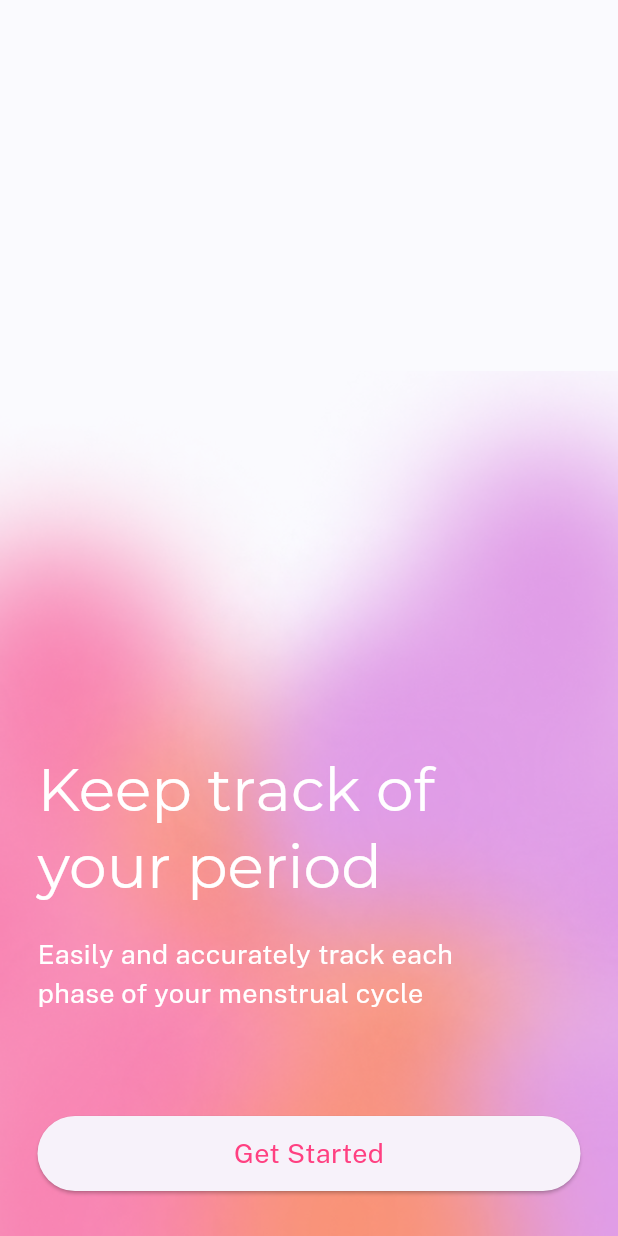
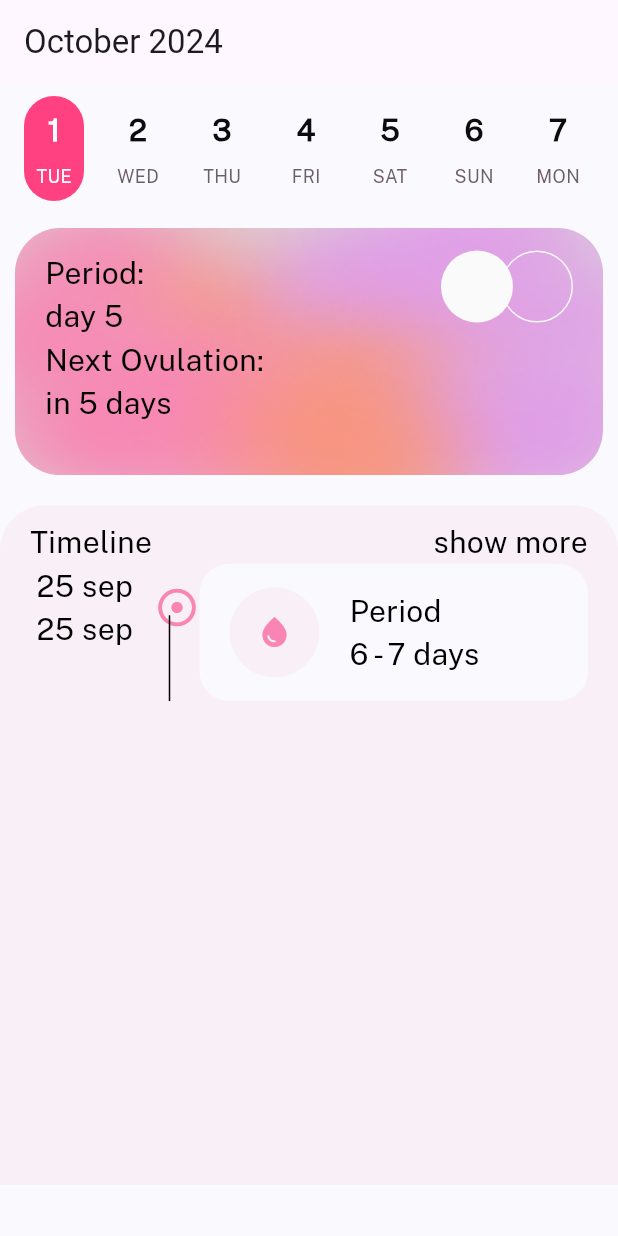
Before and after one commit to roheeth-py/femm., a Flutter app: the screen it shows after launch, after a tap on "Get Started", on a phone screen of 412 x 824 dp. Run offline on Flutter 3.47's test engine with Material 3 defaults, Android fonts, the phone set to English and light mode, and no system bars; drawn by our look-alikes of easy_date_timeline, timeline_tile; project files that could hold a hidden picture were left out.

Commit message:
fix timeline

```diff
--- a/lib/main.dart
+++ b/lib/main.dart
@@ -1,35 +1,56 @@
 import 'package:femm/screens/splash_screen.dart';
 import 'package:flutter/material.dart';
+import 'package:flutter/services.dart';
 
-void main() {
-  runApp(
-    MaterialApp(
-      theme: ThemeData(
+ThemeData theme = ThemeData(
   scaffoldBackgroundColor: const Color(0xFFFAFAFE),
+  primaryTextTheme: const TextTheme().copyWith(
+      bodyLarge:  const TextStyle(
+        fontFamily: "Public sans",
+        fontSize: 20,
+        color: Colors.white,
+      ),
+      bodyMedium:  const TextStyle(
+        fontFamily: "Public sans",
+        fontSize: 18,
+        color: Colors.black,
+      ),
+      bodySmall: const TextStyle(
+        fontFamily: "Public sans",
+        fontStyle: FontStyle.normal,
+        fontSize: 16,
+        color: Colors.white,
+      ),
+  ),
   textTheme: const TextTheme().copyWith(
-          titleLarge: const TextStyle(
+    displayLarge: const TextStyle(
       fontFamily: "montserrat",
       fontSize: 40,
       color: Colors.white,
     ),
     bodyLarge:  const TextStyle(
       fontFamily: "Public sans",
-            fontSize: 40,
+      fontSize: 38,
       color: Colors.white,
     ),
     bodyMedium:  const TextStyle(
       fontFamily: "Public sans",
-            fontSize: 18,
-            color: Colors.white,
+      fontSize: 20,
+      color: Colors.black,
     ),
     bodySmall: const TextStyle(
       fontFamily: "Public sans",
       fontStyle: FontStyle.normal,
-            fontSize: 14,
+      fontSize: 16,
       color: Colors.white,
     ),
   ),
-      ),
+);
+
+void main() {
+  runApp(
+    MaterialApp(
+      theme: theme,
       home: const Femm(),
     ),
   );
--- /dev/null
+++ b/lib/screens/main_screen.dart
@@ -0,0 +1,146 @@
+import 'package:femm/widgets/main_screen/timeline.dart';
+import 'package:flutter/material.dart';
+import 'package:intl/intl.dart';
+import 'package:easy_date_timeline/easy_date_timeline.dart';
+import 'package:timeline_tile/timeline_tile.dart';
+
+class MainScreen extends StatefulWidget {
+  const MainScreen({super.key});
+
+  @override
+  State<MainScreen> createState() => _MainScreenState();
+}
+
+class _MainScreenState extends State<MainScreen> {
+  var _selectedDate = DateTime.now();
+
+  String get monthName {
+    String format = DateFormat("MMMM y").format(_selectedDate);
+    return format;
+  }
+
+  @override
+  Widget build(BuildContext context) {
+    final width = MediaQuery.of(context).size.width; //411
+    final height = MediaQuery.of(context).size.height; //890
+    return Scaffold(
+      appBar: AppBar(
+        title: Text(monthName),
+      ),
+      body: Column(
+        children: [
+          EasyDateTimeLine(
+            initialDate: DateTime.now(),
+            onDateChange: (selectedDate) {
+              setState(() {
+                _selectedDate = selectedDate;
+              });
+            },
+            activeColor: Colors.pinkAccent,
+            dayProps: const EasyDayProps(
+              width: 40,
+              height: 70,
+              activeDayStyle: DayStyle(
+                borderRadius: 32.0,
+              ),
+              dayStructure: DayStructure.dayNumDayStr,
+              todayStyle: DayStyle(
+                borderRadius: 32,
+              ),
+              inactiveDayStyle: DayStyle(
+                  borderRadius: 32,
+                  decoration: BoxDecoration(color: Colors.transparent)),
+            ),
+            headerProps: const EasyHeaderProps(
+              showHeader: false,
+            ),
+            timeLineProps: const EasyTimeLineProps(
+              hPadding: 16.0, // padding from left and right
+              separatorPadding: 16.0, // padding between days
+            ),
+          ),
+          const SizedBox(
+            height: 10,
+          ),
+          Container(
+            clipBehavior: Clip.hardEdge,
+            decoration: BoxDecoration(
+              borderRadius: BorderRadius.circular(30),
+              image: const DecorationImage(
+                fit: BoxFit.fill,
+                image: AssetImage(
+                  "asset/images/card_grad.png",
+                ),
+              ),
+            ),
+            margin: const EdgeInsets.only(left: 10, right: 10, bottom: 20),
+            padding: const EdgeInsets.symmetric(horizontal: 20, vertical: 15),
+            height: height * 0.20,
+            width: width,
+            child: Row(
+              mainAxisAlignment: MainAxisAlignment.spaceBetween,
+              crossAxisAlignment: CrossAxisAlignment.start,
+              children: [
+                Column(
+                  crossAxisAlignment: CrossAxisAlignment.start,
+                  children: [
+                    Text("Period:"),
+                    Text("day 5"),
+                    Text("Next Ovulation:"),
+                    Text("in 5 days"),
+                  ],
+                ),
+                Stack(
+                  clipBehavior: Clip.none,
+                  children: [
+                    Container(
+                      height: 48,
+                      width: 48,
+                      decoration: BoxDecoration(
+                          borderRadius: BorderRadius.circular(50),
+                          border: Border.all(
+                            color: Color(0xFFfafafa),
+                          )),
+                    ),
+                    Positioned(
+                      right: 40,
+                      child: Container(
+                        height: 48,
+                        width: 48,
+                        decoration: BoxDecoration(
+                          borderRadius: BorderRadius.circular(50),
+                          color: Color(0xFFfafafa),
+                        ),
+                      ),
+                    ),
+                  ],
+                ),
+              ],
+            ),
+          ),
+          Container(
+            padding: EdgeInsets.symmetric(horizontal: 20, vertical: 10),
+            height: height * 0.55,
+            decoration: BoxDecoration(
+                borderRadius: BorderRadius.only(
+                    topRight: Radius.circular(30),
+                    topLeft: Radius.circular(30)),
+                color: Color(0xFFF9EFF6)),
+            child: Column(
+              children: [
+                Row(
+                  children: [
+                    Text("Timeline"),
+                    Spacer(),
+                    Text("show more"),
+                  ],
+                ),
+                Timeline(),
+              ],
+            ),
+          ),
+        ],
+      ),
+    );
+  }
+}
--- a/lib/screens/splash_screen.dart
+++ b/lib/screens/splash_screen.dart
@@ -1,7 +1,19 @@
 import 'package:flutter/material.dart';
+
+import 'main_screen.dart';
 
 class Femm extends StatelessWidget {
   const Femm({super.key});
+
+  void mainScreenNavigation(BuildContext context) {
+    Navigator.of(context).pushReplacement(
+      MaterialPageRoute(
+        builder: (ctx) {
+          return const MainScreen();
+        },
+      ),
+    );
+  }
 
   @override
   Widget build(BuildContext context) {
@@ -9,6 +21,7 @@ class Femm extends StatelessWidget {
     final height = MediaQuery.of(context).size.height; //890
 
     return Scaffold(
+      appBar: AppBar(),
       body: Align(
         alignment: Alignment.bottomCenter,
         child: Container(
@@ -29,14 +42,18 @@ class Femm extends StatelessWidget {
             children: [
               Text(
                 "Keep track of\nyour period",
-                style: Theme.of(context).textTheme.titleLarge,
+                style: Theme.of(context).textTheme.displayLarge,
               ),
               SizedBox(
                 height: height / 40,
               ),
               Text(
-                  "Easily and accurately track each\nphase of your menstrual cycle",
-                  style: Theme.of(context).textTheme.bodyMedium),
+                "Easily and accurately track each\nphase of your menstrual cycle",
+                style: Theme.of(context)
+                    .textTheme
+                    .bodyMedium!
+                    .copyWith(color: Colors.white),
+              ),
               SizedBox(
                 height: height / 12,
               ),
@@ -44,13 +61,15 @@ class Femm extends StatelessWidget {
                 width: width,
                 height: 50,
                 child: ElevatedButton(
-                  onPressed: () {},
+                  onPressed: () => mainScreenNavigation(context),
                   child: Text(
                     "Get Started",
                     style: Theme.of(context)
                         .textTheme
                         .bodyMedium!
-                        .copyWith(color: Colors.pinkAccent),
+                        .copyWith(
+                      color: Colors.pinkAccent,
+                    ),
                   ),
                 ),
               ),
--- /dev/null
+++ b/lib/widgets/main_screen/timeline.dart
@@ -0,0 +1,61 @@
+import 'package:flutter/material.dart';
+import 'package:timeline_tile/timeline_tile.dart';
+
+
+class Timeline extends StatelessWidget {
+  const Timeline({super.key});
+
+  @override
+  Widget build(BuildContext context) {
+    final width = MediaQuery.of(context).size.width; //411
+    final height = MediaQuery.of(context).size.height; //890
+    return TimelineTile(
+      isFirst: true,
+      alignment: TimelineAlign.manual,
+      lineXY: 0.25,afterLineStyle: LineStyle(
+        thickness: 1,
+        color: Colors.black
+    ),
+      indicatorStyle: IndicatorStyle(
+          color: Colors.transparent,
+          padding: EdgeInsets.only(bottom: 0.1, right: 10, left: 10),
+          iconStyle: IconStyle(iconData: Icons.adjust, fontSize: 30, color: Color(0xFFF885B3)),
+          indicatorXY: 0.2
+      ),
+      startChild: Column(
+        children: [
+          Text("25 sep"),
+          Text("25 sep"),
+        ],
+      ),
+      endChild: Container(
+        height: height/9,
+        decoration: BoxDecoration(
+          borderRadius: BorderRadius.circular(20),
+          color: Theme.of(context).scaffoldBackgroundColor,
+        ),
+        width: width*0.5,
+        child: Row(
+          children: [
+            Padding(
+              padding: const EdgeInsets.symmetric(horizontal: 20),
+              child: CircleAvatar(
+                backgroundColor: Color(0xffF9EFF6),
+                radius: 30,
+                child: Icon(Icons.water_drop, color: Color(0xffF885B3),),
+              ),
+            ),
+            Column(
+              mainAxisSize: MainAxisSize.min,
+              crossAxisAlignment: CrossAxisAlignment.start,
+              children: [
+                Text("Period"),
+                Text("6 - 7 days"),
+              ],
+            )
+          ],
+        ),
+      ),
+    );
+  }
+}
--- a/pubspec.yaml
+++ b/pubspec.yaml
@@ -12,6 +12,10 @@ dependencies:
     sdk: flutter
   cupertino_icons: ^1.0.8
   google_fonts: ^6.2.1
+  intl: ^0.19.0
+  date_picker_timeline: ^1.2.6
+  easy_date_timeline: ^1.1.3
+  timeline_tile: ^2.0.0
 
 dev_dependencies:
   flutter_test:
@@ -23,6 +27,7 @@ flutter:
 
   assets:
     - asset/images/splash_gradient.png
+    - asset/images/card_grad.png
 
   fonts:
     - family: montserrat
```
Also changed, not shown: asset/images/card_grad.png (added), pubspec.lock. Lines whose indentation alone changed are shown as unchanged.
